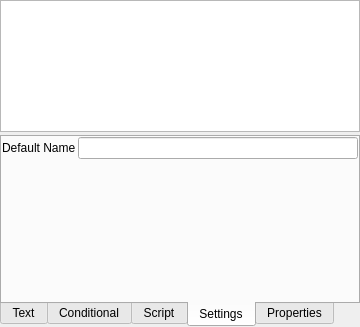
This is res/forms/DialogueWidget.ui in tedvalson/NovelTea as Qt 5 draws it before an edit. The edited form follows.
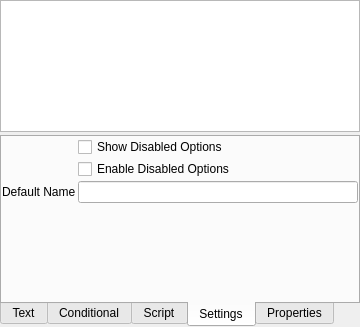
This is the edited form. The open tabs and pages were chosen to show the change. Icons and pictures are not drawn. Custom widgets are drawn as their Qt base class.

Commit message:
Dialogue: Add "comment" segments, and more:
Fix bug with script manager not being reset when updating model.
Add editor options for enabling disabled options (not implemented yet).

Patch:
```diff
--- a/res/forms/DialogueWidget.ui
+++ b/res/forms/DialogueWidget.ui
@@ -264,17 +264,17 @@
        </property>
        <item>
         <layout class="QFormLayout" name="formLayout">
-         <item row="1" column="1">
+         <item row="3" column="1">
           <widget class="QLineEdit" name="lineEditDefaultName"/>
          </item>
-         <item row="1" column="0">
+         <item row="3" column="0">
           <widget class="QLabel" name="label">
            <property name="text">
             <string>Default Name</string>
            </property>
           </widget>
          </item>
-         <item row="2" column="1">
+         <item row="5" column="1">
           <widget class="ActionSelectWidget" name="actionSelectWidget" native="true">
            <property name="minimumSize">
             <size>
@@ -284,6 +284,20 @@
            </property>
           </widget>
          </item>
+         <item row="1" column="1">
+          <widget class="QCheckBox" name="checkBoxShowDisabled">
+           <property name="text">
+            <string>Show Disabled Options</string>
+           </property>
+          </widget>
+         </item>
+         <item row="2" column="1">
+          <widget class="QCheckBox" name="checkBoxEnableDisabled">
+           <property name="text">
+            <string>Enable Disabled Options</string>
+           </property>
+          </widget>
+         </item>
         </layout>
        </item>
       </layout>
```
The commit also changes 13 other files.
